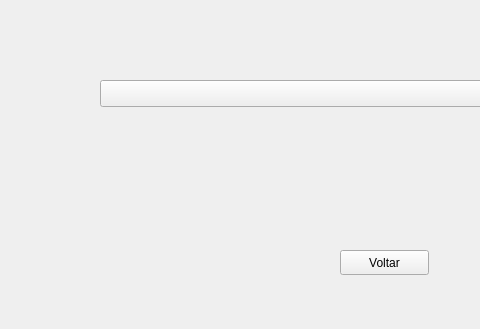
Qt form qt6/src/cadtransacao.ui (lamarckf/cuidesys) before a commit; both pictures show x 0 to 480 and y 0 to 329 of the 800 by 600 pixel window.
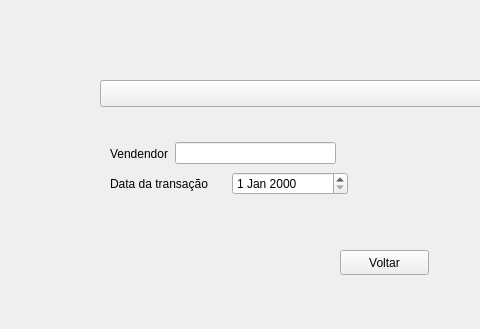
The same form after that commit.

Commit message: Criação de transação

What changed in the file:
```diff
--- a/qt6/src/cadtransacao.ui
+++ b/qt6/src/cadtransacao.ui
@@ -37,6 +37,50 @@
      <string>Voltar</string>
     </property>
    </widget>
+   <widget class="QWidget" name="">
+    <property name="geometry">
+     <rect>
+      <x>110</x>
+      <y>140</y>
+      <width>226</width>
+      <height>27</height>
+     </rect>
+    </property>
+    <layout class="QHBoxLayout" name="horizontalLayout">
+     <item>
+      <widget class="QLabel" name="label">
+       <property name="text">
+        <string>Vendendor</string>
+       </property>
+      </widget>
+     </item>
+     <item>
+      <widget class="QLineEdit" name="lineEdit"/>
+     </item>
+    </layout>
+   </widget>
+   <widget class="QWidget" name="">
+    <property name="geometry">
+     <rect>
+      <x>110</x>
+      <y>170</y>
+      <width>238</width>
+      <height>28</height>
+     </rect>
+    </property>
+    <layout class="QHBoxLayout" name="horizontalLayout_2">
+     <item>
+      <widget class="QLabel" name="label_2">
+       <property name="text">
+        <string>Data da transação</string>
+       </property>
+      </widget>
+     </item>
+     <item>
+      <widget class="QDateEdit" name="dateEdit"/>
+     </item>
+    </layout>
+   </widget>
   </widget>
   <widget class="QMenuBar" name="menubar">
    <property name="geometry">
```
